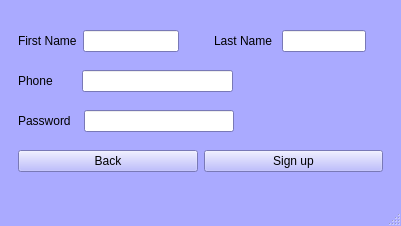
Before: the Qt Designer form setAppointment.ui in elsobhano/python_AP_fina, drawn with Qt 5.
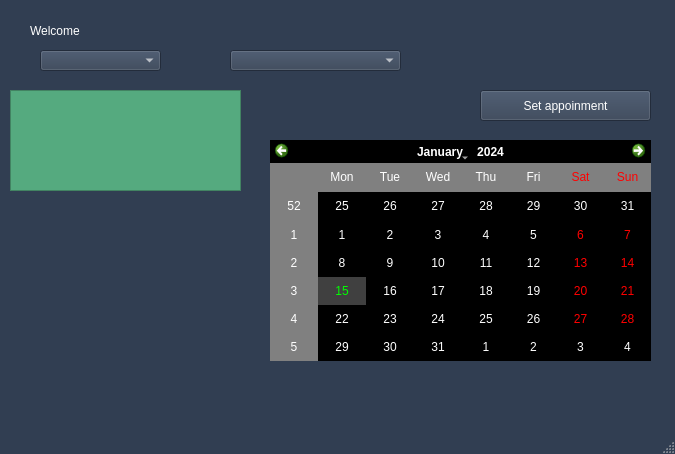
After: the same form once the commit is applied. The open tabs and pages were chosen to show the change.

```diff
--- a/setAppointment.ui
+++ b/setAppointment.ui
@@ -6,79 +6,73 @@
    <rect>
     <x>0</x>
     <y>0</y>
-    <width>401</width>
-    <height>226</height>
+    <width>675</width>
+    <height>454</height>
    </rect>
   </property>
-  <property name="sizePolicy">
-   <sizepolicy hsizetype="Expanding" vsizetype="Expanding">
-    <horstretch>0</horstretch>
-    <verstretch>0</verstretch>
-   </sizepolicy>
-  </property>
   <property name="palette">
    <palette>
     <active>
      <colorrole role="WindowText">
       <brush brushstyle="SolidPattern">
        <color alpha="255">
-        <red>0</red>
-        <green>0</green>
-        <blue>0</blue>
+        <red>255</red>
+        <green>255</green>
+        <blue>255</blue>
        </color>
       </brush>
      </colorrole>
      <colorrole role="Button">
       <brush brushstyle="SolidPattern">
        <color alpha="255">
-        <red>170</red>
-        <green>170</green>
-        <blue>255</blue>
+        <red>49</red>
+        <green>62</green>
+        <blue>82</blue>
        </color>
       </brush>
      </colorrole>
      <colorrole role="Light">
       <brush brushstyle="SolidPattern">
        <color alpha="255">
-        <red>255</red>
-        <green>255</green>
-        <blue>255</blue>
+        <red>73</red>
+        <green>93</green>
+        <blue>123</blue>
        </color>
       </brush>
      </colorrole>
      <colorrole role="Midlight">
       <brush brushstyle="SolidPattern">
        <color alpha="255">
-        <red>212</red>
-        <green>212</green>
-        <blue>255</blue>
+        <red>61</red>
+        <green>77</green>
+        <blue>102</blue>
        </color>
       </brush>
      </colorrole>
      <colorrole role="Dark">
       <brush brushstyle="SolidPattern">
        <color alpha="255">
-        <red>85</red>
-        <green>85</green>
-        <blue>127</blue>
+        <red>24</red>
+        <green>31</green>
+        <blue>41</blue>
        </color>
       </brush>
      </colorrole>
      <colorrole role="Mid">
       <brush brushstyle="SolidPattern">
        <color alpha="255">
-        <red>113</red>
-        <green>113</green>
-        <blue>170</blue>
+        <red>33</red>
+        <green>41</green>
+        <blue>55</blue>
        </color>
       </brush>
      </colorrole>
      <colorrole role="Text">
       <brush brushstyle="SolidPattern">
        <color alpha="255">
-        <red>0</red>
-        <green>0</green>
-        <blue>0</blue>
+        <red>255</red>
+        <green>255</green>
+        <blue>255</blue>
        </color>
       </brush>
      </colorrole>
@@ -94,27 +88,27 @@
      <colorrole role="ButtonText">
       <brush brushstyle="SolidPattern">
        <color alpha="255">
-        <red>0</red>
-        <green>0</green>
-        <blue>0</blue>
+        <red>255</red>
+        <green>255</green>
+        <blue>255</blue>
        </color>
       </brush>
      </colorrole>
      <colorrole role="Base">
       <brush brushstyle="SolidPattern">
        <color alpha="255">
-        <red>255</red>
-        <green>255</green>
-        <blue>255</blue>
+        <red>0</red>
+        <green>0</green>
+        <blue>0</blue>
        </color>
       </brush>
      </colorrole>
      <colorrole role="Window">
       <brush brushstyle="SolidPattern">
        <color alpha="255">
-        <red>170</red>
-        <green>170</green>
-        <blue>255</blue>
+        <red>49</red>
+        <green>62</green>
+        <blue>82</blue>
        </color>
       </brush>
      </colorrole>
@@ -130,9 +124,9 @@
      <colorrole role="AlternateBase">
       <brush brushstyle="SolidPattern">
        <color alpha="255">
-        <red>212</red>
-        <green>212</green>
-        <blue>255</blue>
+        <red>24</red>
+        <green>31</green>
+        <blue>41</blue>
        </color>
       </brush>
      </colorrole>
@@ -157,9 +151,9 @@
      <colorrole role="PlaceholderText">
       <brush brushstyle="SolidPattern">
        <color alpha="128">
-        <red>0</red>
-        <green>0</green>
-        <blue>0</blue>
+        <red>255</red>
+        <green>255</green>
+        <blue>255</blue>
        </color>
       </brush>
      </colorrole>
@@ -168,63 +162,63 @@
      <colorrole role="WindowText">
       <brush brushstyle="SolidPattern">
        <color alpha="255">
-        <red>0</red>
-        <green>0</green>
-        <blue>0</blue>
+        <red>255</red>
+        <green>255</green>
+        <blue>255</blue>
        </color>
       </brush>
      </colorrole>
      <colorrole role="Button">
       <brush brushstyle="SolidPattern">
        <color alpha="255">
-        <red>170</red>
-        <green>170</green>
-        <blue>255</blue>
+        <red>49</red>
+        <green>62</green>
+        <blue>82</blue>
        </color>
       </brush>
      </colorrole>
      <colorrole role="Light">
       <brush brushstyle="SolidPattern">
        <color alpha="255">
-        <red>255</red>
-        <green>255</green>
-        <blue>255</blue>
+        <red>73</red>
+        <green>93</green>
+        <blue>123</blue>
        </color>
       </brush>
      </colorrole>
      <colorrole role="Midlight">
       <brush brushstyle="SolidPattern">
        <color alpha="255">
-        <red>212</red>
-        <green>212</green>
-        <blue>255</blue>
+        <red>61</red>
+        <green>77</green>
+        <blue>102</blue>
        </color>
       </brush>
      </colorrole>
      <colorrole role="Dark">
       <brush brushstyle="SolidPattern">
        <color alpha="255">
-        <red>85</red>
-        <green>85</green>
-        <blue>127</blue>
+        <red>24</red>
+        <green>31</green>
+        <blue>41</blue>
        </color>
       </brush>
      </colorrole>
      <colorrole role="Mid">
       <brush brushstyle="SolidPattern">
        <color alpha="255">
-        <red>113</red>
-        <green>113</green>
-        <blue>170</blue>
+        <red>33</red>
+        <green>41</green>
+        <blue>55</blue>
        </color>
       </brush>
      </colorrole>
      <colorrole role="Text">
       <brush brushstyle="SolidPattern">
        <color alpha="255">
-        <red>0</red>
-        <green>0</green>
-        <blue>0</blue>
+        <red>255</red>
+        <green>255</green>
+        <blue>255</blue>
        </color>
       </brush>
      </colorrole>
@@ -240,27 +234,27 @@
      <colorrole role="ButtonText">
       <brush brushstyle="SolidPattern">
        <color alpha="255">
-        <red>0</red>
-        <green>0</green>
-        <blue>0</blue>
+        <red>255</red>
+        <green>255</green>
+        <blue>255</blue>
        </color>
       </brush>
      </colorrole>
      <colorrole role="Base">
       <brush brushstyle="SolidPattern">
        <color alpha="255">
-        <red>255</red>
-        <green>255</green>
-        <blue>255</blue>
+        <red>0</red>
+        <green>0</green>
+        <blue>0</blue>
        </color>
       </brush>
      </colorrole>
      <colorrole role="Window">
       <brush brushstyle="SolidPattern">
        <color alpha="255">
-        <red>170</red>
-        <green>170</green>
-        <blue>255</blue>
+        <red>49</red>
+        <green>62</green>
+        <blue>82</blue>
        </color>
       </brush>
      </colorrole>
@@ -276,9 +270,9 @@
      <colorrole role="AlternateBase">
       <brush brushstyle="SolidPattern">
        <color alpha="255">
-        <red>212</red>
-        <green>212</green>
-        <blue>255</blue>
+        <red>24</red>
+        <green>31</green>
+        <blue>41</blue>
        </color>
       </brush>
      </colorrole>
@@ -303,9 +297,9 @@
      <colorrole role="PlaceholderText">
       <brush brushstyle="SolidPattern">
        <color alpha="128">
-        <red>0</red>
-        <green>0</green>
-        <blue>0</blue>
+        <red>255</red>
+        <green>255</green>
+        <blue>255</blue>
        </color>
       </brush>
      </colorrole>
@@ -314,63 +308,63 @@
      <colorrole role="WindowText">
       <brush brushstyle="SolidPattern">
        <color alpha="255">
-        <red>85</red>
-        <green>85</green>
-        <blue>127</blue>
+        <red>24</red>
+        <green>31</green>
+        <blue>41</blue>
        </color>
       </brush>
      </colorrole>
      <colorrole role="Button">
       <brush brushstyle="SolidPattern">
        <color alpha="255">
-        <red>220</red>
-        <green>225</green>
-        <blue>255</blue>
+        <red>49</red>
+        <green>62</green>
+        <blue>82</blue>
        </color>
       </brush>
      </colorrole>
      <colorrole role="Light">
       <brush brushstyle="SolidPattern">
        <color alpha="255">
-        <red>255</red>
-        <green>255</green>
-        <blue>255</blue>
+        <red>73</red>
+        <green>93</green>
+        <blue>123</blue>
        </color>
       </brush>
      </colorrole>
      <colorrole role="Midlight">
       <brush brushstyle="SolidPattern">
        <color alpha="255">
-        <red>212</red>
-        <green>212</green>
-        <blue>255</blue>
+        <red>61</red>
+        <green>77</green>
+        <blue>102</blue>
        </color>
       </brush>
      </colorrole>
      <colorrole role="Dark">
       <brush brushstyle="SolidPattern">
        <color alpha="255">
-        <red>85</red>
-        <green>85</green>
-        <blue>127</blue>
+        <red>24</red>
+        <green>31</green>
+        <blue>41</blue>
        </color>
       </brush>
      </colorrole>
      <colorrole role="Mid">
       <brush brushstyle="SolidPattern">
        <color alpha="255">
-        <red>113</red>
-        <green>113</green>
-        <blue>170</blue>
+        <red>33</red>
+        <green>41</green>
+        <blue>55</blue>
        </color>
       </brush>
      </colorrole>
      <colorrole role="Text">
       <brush brushstyle="SolidPattern">
        <color alpha="255">
-        <red>85</red>
-        <green>85</green>
-        <blue>127</blue>
+        <red>24</red>
+        <green>31</green>
+        <blue>41</blue>
        </color>
       </brush>
      </colorrole>
@@ -386,27 +380,27 @@
      <colorrole role="ButtonText">
       <brush brushstyle="SolidPattern">
        <color alpha="255">
-        <red>85</red>
-        <green>85</green>
-        <blue>127</blue>
+        <red>24</red>
+        <green>31</green>
+        <blue>41</blue>
        </color>
       </brush>
      </colorrole>
      <colorrole role="Base">
       <brush brushstyle="SolidPattern">
        <color alpha="255">
-        <red>170</red>
-        <green>170</green>
-        <blue>255</blue>
+        <red>49</red>
+        <green>62</green>
+        <blue>82</blue>
        </color>
       </brush>
      </colorrole>
      <colorrole role="Window">
       <brush brushstyle="SolidPattern">
        <color alpha="255">
-        <red>170</red>
-        <green>170</green>
-        <blue>255</blue>
+        <red>49</red>
+        <green>62</green>
+        <blue>82</blue>
        </color>
       </brush>
      </colorrole>
@@ -422,9 +416,9 @@
      <colorrole role="AlternateBase">
       <brush brushstyle="SolidPattern">
        <color alpha="255">
-        <red>170</red>
-        <green>170</green>
-        <blue>255</blue>
+        <red>49</red>
+        <green>62</green>
+        <blue>82</blue>
        </color>
       </brush>
      </colorrole>
@@ -449,9 +443,9 @@
      <colorrole role="PlaceholderText">
       <brush brushstyle="SolidPattern">
        <color alpha="128">
-        <red>0</red>
-        <green>0</green>
-        <blue>0</blue>
+        <red>255</red>
+        <green>255</green>
+        <blue>255</blue>
        </color>
       </brush>
      </colorrole>
@@ -462,305 +456,109 @@
    <string>Dentisty</string>
   </property>
   <widget class="QWidget" name="centralwidget">
-   <layout class="QHBoxLayout" name="horizontalLayout_5">
-    <item>
-     <widget class="QStackedWidget" name="StackWidget">
-      <property name="currentIndex">
-       <number>1</number>
-      </property>
-      <widget class="QWidget" name="page">
-       <layout class="QVBoxLayout" name="verticalLayout">
-        <item>
-         <layout class="QHBoxLayout" name="horizontalLayout_2">
-          <item>
-           <layout class="QHBoxLayout" name="horizontalLayout">
-            <item>
-             <widget class="QLabel" name="label">
-              <property name="text">
-               <string>First Name</string>
-              </property>
-             </widget>
-            </item>
-            <item>
-             <widget class="QLineEdit" name="FirstEdit"/>
-            </item>
-            <item>
-             <spacer name="horizontalSpacer">
-              <property name="orientation">
-               <enum>Qt::Horizontal</enum>
-              </property>
-              <property name="sizeHint" stdset="0">
-               <size>
-                <width>40</width>
-                <height>20</height>
-               </size>
-              </property>
-             </spacer>
-            </item>
-           </layout>
-          </item>
-          <item>
-           <widget class="QLabel" name="label_2">
-            <property name="text">
-             <string>Last Name </string>
-            </property>
-           </widget>
-          </item>
-          <item>
-           <widget class="QLineEdit" name="LastEdit"/>
-          </item>
-          <item>
-           <spacer name="horizontalSpacer_2">
-            <property name="orientation">
-             <enum>Qt::Horizontal</enum>
-            </property>
-            <property name="sizeHint" stdset="0">
-             <size>
-              <width>40</width>
-              <height>20</height>
-             </size>
-            </property>
-           </spacer>
-          </item>
-         </layout>
-        </item>
-        <item>
-         <layout class="QHBoxLayout" name="horizontalLayout_4">
-          <item>
-           <widget class="QLabel" name="label_4">
-            <property name="text">
-             <string>Phone       </string>
-            </property>
-           </widget>
-          </item>
-          <item>
-           <widget class="QLineEdit" name="PhoneEdit"/>
-          </item>
-          <item>
-           <spacer name="horizontalSpacer_4">
-            <property name="orientation">
-             <enum>Qt::Horizontal</enum>
-            </property>
-            <property name="sizeHint" stdset="0">
-             <size>
-              <width>40</width>
-              <height>20</height>
-             </size>
-            </property>
-           </spacer>
-          </item>
-         </layout>
-        </item>
-        <item>
-         <layout class="QHBoxLayout" name="horizontalLayout_3">
-          <item>
-           <widget class="QLabel" name="label_3">
-            <property name="text">
-             <string>Password  </string>
-            </property>
-           </widget>
-          </item>
-          <item>
-           <widget class="QLineEdit" name="PassEdit"/>
-          </item>
-          <item>
-           <spacer name="horizontalSpacer_3">
-            <property name="orientation">
-             <enum>Qt::Horizontal</enum>
-            </property>
-            <property name="sizeHint" stdset="0">
-             <size>
-              <width>40</width>
-              <height>20</height>
-             </size>
-            </property>
-           </spacer>
-          </item>
-         </layout>
-        </item>
-        <item>
-         <layout class="QHBoxLayout" name="horizontalLayout_7">
-          <item>
-           <widget class="QPushButton" name="BackButton">
-            <property name="text">
-             <string>Back</string>
-            </property>
-           </widget>
-          </item>
-          <item>
-           <widget class="QPushButton" name="EntButton">
-            <property name="palette">
-             <palette>
-              <active>
-               <colorrole role="ButtonText">
-                <brush brushstyle="SolidPattern">
-                 <color alpha="255">
-                  <red>0</red>
-                  <green>0</green>
-                  <blue>0</blue>
-                 </color>
-                </brush>
-               </colorrole>
-              </active>
-              <inactive>
-               <colorrole role="ButtonText">
-                <brush brushstyle="SolidPattern">
-                 <color alpha="255">
-                  <red>0</red>
-                  <green>0</green>
-                  <blue>0</blue>
-                 </color>
-                </brush>
-               </colorrole>
-              </inactive>
-              <disabled>
-               <colorrole role="ButtonText">
-                <brush brushstyle="SolidPattern">
-                 <color alpha="255">
-                  <red>0</red>
-                  <green>0</green>
-                  <blue>0</blue>
-                 </color>
-                </brush>
-               </colorrole>
-              </disabled>
-             </palette>
-            </property>
-            <property name="text">
-             <string>Sign up</string>
-            </property>
-           </widget>
-          </item>
-         </layout>
-        </item>
-       </layout>
-      </widget>
-      <widget class="QWidget" name="page_2">
-       <layout class="QVBoxLayout" name="verticalLayout_3">
-        <item>
-         <layout class="QHBoxLayout" name="horizontalLayout_8">
-          <item>
-           <widget class="QLabel" name="label_7">
-            <property name="text">
-             <string>Phone       </string>
-            </property>
-           </widget>
-          </item>
-          <item>
-           <widget class="QLineEdit" name="PhoneEdit_2"/>
-          </item>
-          <item>
-           <spacer name="horizontalSpacer_7">
-            <property name="orientation">
-             <enum>Qt::Horizontal</enum>
-            </property>
-            <property name="sizeHint" stdset="0">
-             <size>
-              <width>40</width>
-              <height>20</height>
-             </size>
-            </property>
-           </spacer>
-          </item>
-         </layout>
-        </item>
-        <item>
-         <layout class="QHBoxLayout" name="horizontalLayout_9">
-          <item>
-           <widget class="QLabel" name="label_8">
-            <property name="text">
-             <string>Password  </string>
-            </property>
-           </widget>
-          </item>
-          <item>
-           <widget class="QLineEdit" name="PassEdit_2"/>
-          </item>
-          <item>
-           <spacer name="horizontalSpacer_8">
-            <property name="orientation">
-             <enum>Qt::Horizontal</enum>
-            </property>
-            <property name="sizeHint" stdset="0">
-             <size>
-              <width>40</width>
-              <height>20</height>
-             </size>
-            </property>
-           </spacer>
-          </item>
-         </layout>
-        </item>
-        <item>
-         <layout class="QHBoxLayout" name="horizontalLayout_6">
-          <item>
-           <widget class="QPushButton" name="EntButton_2">
-            <property name="palette">
-             <palette>
-              <active>
-               <colorrole role="ButtonText">
-                <brush brushstyle="SolidPattern">
-                 <color alpha="255">
-                  <red>0</red>
-                  <green>0</green>
-                  <blue>0</blue>
-                 </color>
-                </brush>
-               </colorrole>
-              </active>
-              <inactive>
-               <colorrole role="ButtonText">
-                <brush brushstyle="SolidPattern">
-                 <color alpha="255">
-                  <red>0</red>
-                  <green>0</green>
-                  <blue>0</blue>
-                 </color>
-                </brush>
-               </colorrole>
-              </inactive>
-              <disabled>
-               <colorrole role="ButtonText">
-                <brush brushstyle="SolidPattern">
-                 <color alpha="255">
-                  <red>0</red>
-                  <green>0</green>
-                  <blue>0</blue>
-                 </color>
-                </brush>
-               </colorrole>
-              </disabled>
-             </palette>
-            </property>
-            <property name="text">
-             <string>Log in</string>
-            </property>
-           </widget>
-          </item>
-          <item>
-           <widget class="QPushButton" name="SignUpButton">
-            <property name="text">
-             <string>Create an account</string>
-            </property>
-           </widget>
-          </item>
-          <item>
-           <widget class="QLabel" name="LoadingLabel">
-            <property name="text">
-             <string/>
-            </property>
-           </widget>
-          </item>
-         </layout>
-        </item>
-       </layout>
-      </widget>
-      <widget class="QWidget" name="page_3">
-       <layout class="QVBoxLayout" name="verticalLayout_2"/>
-      </widget>
-     </widget>
-    </item>
-   </layout>
+   <widget class="QLabel" name="ErrorLabel">
+    <property name="geometry">
+     <rect>
+      <x>30</x>
+      <y>20</y>
+      <width>111</width>
+      <height>21</height>
+     </rect>
+    </property>
+    <property name="text">
+     <string>Welcome</string>
+    </property>
+   </widget>
+   <widget class="QCalendarWidget" name="calendarWidget">
+    <property name="geometry">
+     <rect>
+      <x>270</x>
+      <y>140</y>
+      <width>381</width>
+      <height>221</height>
+     </rect>
+    </property>
+    <property name="styleSheet">
+     <string notr="true">color: rgb(255, 255, 255);
+selection-background-color: rgb(64, 64, 64);
+selection-color: rgb(0, 255, 0);
+alternate-background-color: rgb(128, 128,128);
+background-color: rgb(0, 0, 0);</string>
+    </property>
+   </widget>
+   <widget class="QComboBox" name="Doc_Box">
+    <property name="geometry">
+     <rect>
+      <x>40</x>
+      <y>50</y>
+      <width>121</width>
+      <height>21</height>
+     </rect>
+    </property>
+    <property name="maxVisibleItems">
+     <number>10</number>
+    </property>
+    <property name="insertPolicy">
+     <enum>QComboBox::InsertAtBottom</enum>
+    </property>
+   </widget>
+   <widget class="QPushButton" name="appo_Button">
+    <property name="geometry">
+     <rect>
+      <x>480</x>
+      <y>90</y>
+      <width>171</width>
+      <height>31</height>
+     </rect>
+    </property>
+    <property name="text">
+     <string>Set appoinment</string>
+    </property>
+   </widget>
+   <widget class="QComboBox" name="Time_Box">
+    <property name="geometry">
+     <rect>
+      <x>230</x>
+      <y>50</y>
+      <width>171</width>
+      <height>21</height>
+     </rect>
+    </property>
+   </widget>
+   <widget class="QLabel" name="Check_Label">
+    <property name="geometry">
+     <rect>
+      <x>150</x>
+      <y>310</y>
+      <width>281</width>
+      <height>21</height>
+     </rect>
+    </property>
+    <property name="text">
+     <string/>
+    </property>
+   </widget>
+   <widget class="QTextEdit" name="textEdit">
+    <property name="geometry">
+     <rect>
+      <x>10</x>
+      <y>90</y>
+      <width>231</width>
+      <height>101</height>
+     </rect>
+    </property>
+    <property name="font">
+     <font>
+      <family>MV Boli</family>
+      <pointsize>10</pointsize>
+      <weight>50</weight>
+      <bold>false</bold>
+     </font>
+    </property>
+    <property name="styleSheet">
+     <string notr="true">background-color: rgb(85, 170, 127);</string>
+    </property>
+   </widget>
   </widget>
   <widget class="QMenuBar" name="menubar">
    <property name="geometry">
```
Left out of the diff: 4 changed lines with no effect on the pictures.
